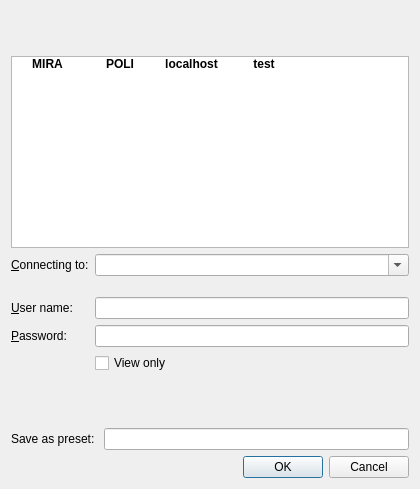
This is nicos/clients/gui/dialogs/auth.ui in mlz-ictrl/nicos as Qt 5 draws it before an edit. The edited form follows.
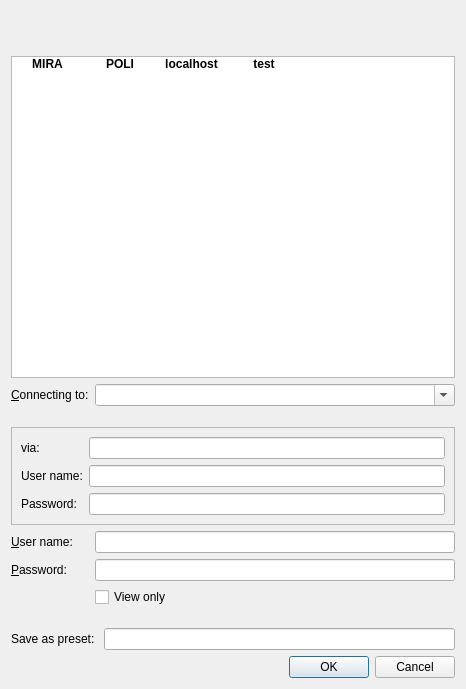
This is the edited form. Icons and pictures are not drawn.

Commit message:
GUI: add a tunnel option to the client
The client will be able to tunnel its traffice via an ssh connection.
The corresponding options are added. The connect client requests the
password, since it shall not be given by command line or similar.

What changed in the file:
```diff
--- a/nicos/clients/gui/dialogs/auth.ui
+++ b/nicos/clients/gui/dialogs/auth.ui
@@ -6,8 +6,8 @@
    <rect>
     <x>0</x>
     <y>0</y>
-    <width>420</width>
-    <height>489</height>
+    <width>466</width>
+    <height>689</height>
    </rect>
   </property>
   <property name="windowTitle">
@@ -19,27 +19,52 @@
   <property name="modal">
    <bool>true</bool>
   </property>
-  <layout class="QGridLayout" name="gridLayout">
-   <item row="6" column="1">
-    <widget class="QLineEdit" name="userName">
-     <property name="font">
-      <font>
-       <weight>75</weight>
-       <bold>true</bold>
-      </font>
+  <layout class="QGridLayout" name="gridLayout_3">
+   <item row="0" column="0">
+    <spacer name="verticalSpacer_4">
+     <property name="orientation">
+      <enum>Qt::Vertical</enum>
      </property>
-    </widget>
+     <property name="sizeType">
+      <enum>QSizePolicy::Fixed</enum>
+     </property>
+     <property name="sizeHint" stdset="0">
+      <size>
+       <width>20</width>
+       <height>10</height>
+      </size>
+     </property>
+    </spacer>
    </item>
-   <item row="4" column="0">
-    <widget class="QLabel" name="label_3">
+   <item row="1" column="0" colspan="2">
+    <widget class="QLabel" name="label_4">
      <property name="text">
-      <string>&amp;Connecting to:</string>
+      <string/>
      </property>
-     <property name="buddy">
-      <cstring>presetOrAddr</cstring>
+     <property name="pixmap">
+      <pixmap resource="../../../../resources/nicos-gui.qrc">:/nicos-logo-mlz.png</pixmap>
+     </property>
+     <property name="alignment">
+      <set>Qt::AlignCenter</set>
      </property>
     </widget>
    </item>
+   <item row="2" column="0">
+    <spacer name="verticalSpacer_3">
+     <property name="orientation">
+      <enum>Qt::Vertical</enum>
+     </property>
+     <property name="sizeType">
+      <enum>QSizePolicy::Fixed</enum>
+     </property>
+     <property name="sizeHint" stdset="0">
+      <size>
+       <width>20</width>
+       <height>15</height>
+      </size>
+     </property>
+    </spacer>
+   </item>
    <item row="3" column="0" colspan="2">
     <widget class="QListWidget" name="quickList">
      <property name="sizePolicy">
@@ -122,112 +147,16 @@
      </item>
     </widget>
    </item>
-   <item row="11" column="0" colspan="2">
-    <widget class="QDialogButtonBox" name="buttonBox">
-     <property name="orientation">
-      <enum>Qt::Horizontal</enum>
-     </property>
-     <property name="standardButtons">
-      <set>QDialogButtonBox::Cancel|QDialogButtonBox::Ok</set>
-     </property>
-    </widget>
-   </item>
-   <item row="0" column="0">
-    <spacer name="verticalSpacer_4">
-     <property name="orientation">
-      <enum>Qt::Vertical</enum>
-     </property>
-     <property name="sizeType">
-      <enum>QSizePolicy::Fixed</enum>
-     </property>
-     <property name="sizeHint" stdset="0">
-      <size>
-       <width>20</width>
-       <height>10</height>
-      </size>
-     </property>
-    </spacer>
-   </item>
-   <item row="6" column="0">
-    <widget class="QLabel" name="label">
+   <item row="4" column="0">
+    <widget class="QLabel" name="label_3">
      <property name="text">
-      <string>&amp;User name:</string>
+      <string>&amp;Connecting to:</string>
      </property>
      <property name="buddy">
       <cstring>userName</cstring>
      </property>
     </widget>
    </item>
-   <item row="10" column="0" colspan="2">
-    <widget class="QFrame" name="presetFrame">
-     <property name="frameShape">
-      <enum>QFrame::NoFrame</enum>
-     </property>
-     <property name="frameShadow">
-      <enum>QFrame::Plain</enum>
-     </property>
-     <layout class="QGridLayout" name="gridLayout_2">
-      <property name="margin">
-       <number>0</number>
-      </property>
-      <item row="2" column="1">
-       <widget class="QLineEdit" name="newPresetName"/>
-      </item>
-      <item row="2" column="0">
-       <widget class="QLabel" name="label_5">
-        <property name="text">
-         <string>Save as preset: </string>
-        </property>
-       </widget>
-      </item>
-     </layout>
-    </widget>
-   </item>
-   <item row="5" column="0">
-    <spacer name="verticalSpacer">
-     <property name="orientation">
-      <enum>Qt::Vertical</enum>
-     </property>
-     <property name="sizeType">
-      <enum>QSizePolicy::Fixed</enum>
-     </property>
-     <property name="sizeHint" stdset="0">
-      <size>
-       <width>20</width>
-       <height>15</height>
-      </size>
-     </property>
-    </spacer>
-   </item>
-   <item row="1" column="0" colspan="2">
-    <widget class="QLabel" name="label_4">
-     <property name="text">
-      <string/>
-     </property>
-     <property name="pixmap">
-      <pixmap resource="../../../../resources/nicos-gui.qrc">:/nicos-logo-mlz.png</pixmap>
-     </property>
-     <property name="alignment">
-      <set>Qt::AlignCenter</set>
-     </property>
-    </widget>
-   </item>
-   <item row="2" column="0">
-    <spacer name="verticalSpacer_3">
-     <property name="orientation">
-      <enum>Qt::Vertical</enum>
-     </property>
-     <property name="sizeType">
-      <enum>QSizePolicy::Fixed</enum>
-     </property>
-     <property name="sizeHint" stdset="0">
-      <size>
-       <width>20</width>
-       <height>15</height>
-      </size>
-     </property>
-    </spacer>
-   </item>
    <item row="4" column="1">
     <widget class="QComboBox" name="presetOrAddr">
      <property name="font">
@@ -241,7 +170,115 @@
      </property>
     </widget>
    </item>
+   <item row="5" column="0">
+    <spacer name="verticalSpacer">
+     <property name="orientation">
+      <enum>Qt::Vertical</enum>
+     </property>
+     <property name="sizeType">
+      <enum>QSizePolicy::Fixed</enum>
+     </property>
+     <property name="sizeHint" stdset="0">
+      <size>
+       <width>20</width>
+       <height>15</height>
+      </size>
+     </property>
+    </spacer>
+   </item>
+   <item row="6" column="0" colspan="2">
+    <widget class="QFrame" name="viaFrame">
+     <property name="enabled">
+      <bool>true</bool>
+     </property>
+     <property name="frameShape">
+      <enum>QFrame::StyledPanel</enum>
+     </property>
+     <property name="frameShadow">
+      <enum>QFrame::Plain</enum>
+     </property>
+     <property name="lineWidth">
+      <number>0</number>
+     </property>
+     <layout class="QGridLayout" name="gridLayout">
+      <item row="0" column="0">
+       <widget class="QLabel" name="via">
+        <property name="enabled">
+         <bool>true</bool>
+        </property>
+        <property name="text">
+         <string>via:</string>
+        </property>
+       </widget>
+      </item>
+      <item row="0" column="1">
+       <widget class="QLineEdit" name="remoteHost">
+        <property name="enabled">
+         <bool>true</bool>
+        </property>
+       </widget>
+      </item>
+      <item row="1" column="0">
+       <widget class="QLabel" name="remoteUser">
+        <property name="enabled">
+         <bool>true</bool>
+        </property>
+        <property name="text">
+         <string>User name:</string>
+        </property>
+       </widget>
+      </item>
+      <item row="1" column="1">
+       <widget class="QLineEdit" name="remoteUserName">
+        <property name="enabled">
+         <bool>true</bool>
+        </property>
+       </widget>
+      </item>
+      <item row="2" column="0">
+       <widget class="QLabel" name="remotePass">
+        <property name="enabled">
+         <bool>true</bool>
+        </property>
+        <property name="text">
+         <string>Password:</string>
+        </property>
+       </widget>
+      </item>
+      <item row="2" column="1">
+       <widget class="QLineEdit" name="remotePassword">
+        <property name="enabled">
+         <bool>true</bool>
+        </property>
+        <property name="echoMode">
+         <enum>QLineEdit::Password</enum>
+        </property>
+       </widget>
+      </item>
+     </layout>
+    </widget>
+   </item>
    <item row="7" column="0">
+    <widget class="QLabel" name="label">
+     <property name="text">
+      <string>&amp;User name:</string>
+     </property>
+     <property name="buddy">
+      <cstring>userName</cstring>
+     </property>
+    </widget>
+   </item>
+   <item row="7" column="1">
+    <widget class="QLineEdit" name="userName">
+     <property name="font">
+      <font>
+       <weight>75</weight>
+       <bold>true</bold>
+      </font>
+     </property>
+    </widget>
+   </item>
+   <item row="8" column="0">
     <widget class="QLabel" name="label_2">
      <property name="text">
       <string>&amp;Password:</string>
@@ -251,7 +288,7 @@
      </property>
     </widget>
    </item>
-   <item row="7" column="1">
+   <item row="8" column="1">
     <widget class="QLineEdit" name="password">
      <property name="inputMask">
       <string/>
@@ -264,29 +301,64 @@
      </property>
     </widget>
    </item>
-   <item row="9" column="0">
-    <spacer name="verticalSpacer_2">
-     <property name="orientation">
-      <enum>Qt::Vertical</enum>
-     </property>
-     <property name="sizeType">
-      <enum>QSizePolicy::MinimumExpanding</enum>
-     </property>
-     <property name="sizeHint" stdset="0">
-      <size>
-       <width>20</width>
-       <height>15</height>
-      </size>
-     </property>
-    </spacer>
-   </item>
-   <item row="8" column="1">
+   <item row="9" column="1">
     <widget class="QCheckBox" name="viewonly">
      <property name="text">
       <string>View only</string>
      </property>
     </widget>
    </item>
+   <item row="10" column="0">
+    <spacer name="verticalSpacer_2">
+     <property name="orientation">
+      <enum>Qt::Vertical</enum>
+     </property>
+     <property name="sizeType">
+      <enum>QSizePolicy::Maximum</enum>
+     </property>
+     <property name="sizeHint" stdset="0">
+      <size>
+       <width>20</width>
+       <height>15</height>
+      </size>
+     </property>
+    </spacer>
+   </item>
+   <item row="11" column="0" colspan="2">
+    <widget class="QFrame" name="presetFrame">
+     <property name="frameShape">
+      <enum>QFrame::NoFrame</enum>
+     </property>
+     <property name="frameShadow">
+      <enum>QFrame::Plain</enum>
+     </property>
+     <layout class="QGridLayout" name="gridLayout_2">
+      <property name="margin">
+       <number>0</number>
+      </property>
+      <item row="2" column="1">
+       <widget class="QLineEdit" name="newPresetName"/>
+      </item>
+      <item row="2" column="0">
+       <widget class="QLabel" name="label_5">
+        <property name="text">
+         <string>Save as preset: </string>
+        </property>
+       </widget>
+      </item>
+     </layout>
+    </widget>
+   </item>
+   <item row="12" column="0" colspan="2">
+    <widget class="QDialogButtonBox" name="buttonBox">
+     <property name="orientation">
+      <enum>Qt::Horizontal</enum>
+     </property>
+     <property name="standardButtons">
+      <set>QDialogButtonBox::Cancel|QDialogButtonBox::Ok</set>
+     </property>
+    </widget>
+   </item>
   </layout>
  </widget>
  <tabstops>
```
Left out of the diff: 2 changed lines with no effect on the pictures. The commit also changes 7 other files.
